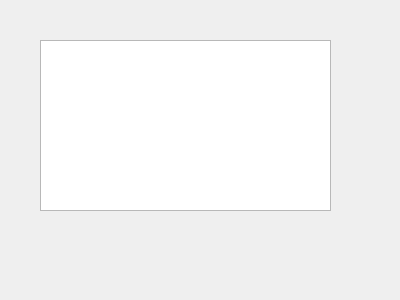
Old version of the form source/rrv_plugin/rrv_viewer.ui in the repository AlfonsoJPH/skydel-rrv-plugin.
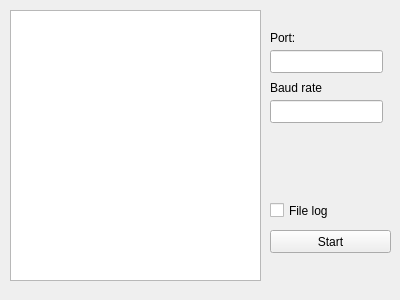
New version of the form.

What changed in the file:
```diff
--- a/source/rrv_plugin/rrv_viewer.ui
+++ b/source/rrv_plugin/rrv_viewer.ui
@@ -16,16 +16,91 @@
   <widget class="QTextEdit" name="viewData">
    <property name="geometry">
     <rect>
-     <x>40</x>
-     <y>40</y>
-     <width>291</width>
-     <height>171</height>
+     <x>10</x>
+     <y>10</y>
+     <width>251</width>
+     <height>271</height>
     </rect>
    </property>
    <property name="readOnly">
     <bool>true</bool>
    </property>
   </widget>
+  <widget class="QLabel" name="label">
+   <property name="geometry">
+    <rect>
+     <x>270</x>
+     <y>30</y>
+     <width>59</width>
+     <height>15</height>
+    </rect>
+   </property>
+   <property name="text">
+    <string>Port:</string>
+   </property>
+  </widget>
+  <widget class="QPushButton" name="receiverState">
+   <property name="enabled">
+    <bool>true</bool>
+   </property>
+   <property name="geometry">
+    <rect>
+     <x>270</x>
+     <y>230</y>
+     <width>121</width>
+     <height>23</height>
+    </rect>
+   </property>
+   <property name="text">
+    <string>Start</string>
+   </property>
+  </widget>
+  <widget class="QCheckBox" name="fileLogState">
+   <property name="geometry">
+    <rect>
+     <x>270</x>
+     <y>200</y>
+     <width>85</width>
+     <height>21</height>
+    </rect>
+   </property>
+   <property name="text">
+    <string>File log</string>
+   </property>
+  </widget>
+  <widget class="QLineEdit" name="portName">
+   <property name="geometry">
+    <rect>
+     <x>270</x>
+     <y>50</y>
+     <width>113</width>
+     <height>23</height>
+    </rect>
+   </property>
+  </widget>
+  <widget class="QLineEdit" name="baudRate">
+   <property name="geometry">
+    <rect>
+     <x>270</x>
+     <y>100</y>
+     <width>113</width>
+     <height>23</height>
+    </rect>
+   </property>
+  </widget>
+  <widget class="QLabel" name="label_2">
+   <property name="geometry">
+    <rect>
+     <x>270</x>
+     <y>80</y>
+     <width>59</width>
+     <height>15</height>
+    </rect>
+   </property>
+   <property name="text">
+    <string>Baud rate</string>
+   </property>
+  </widget>
  </widget>
  <resources/>
  <connections/>
```
